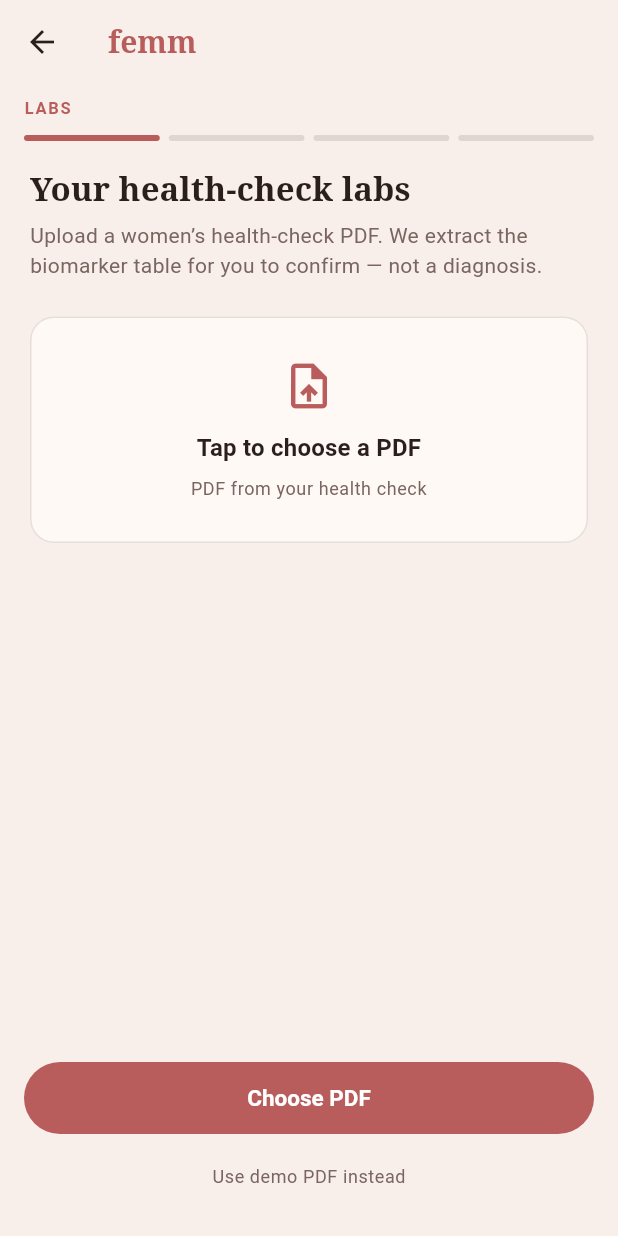
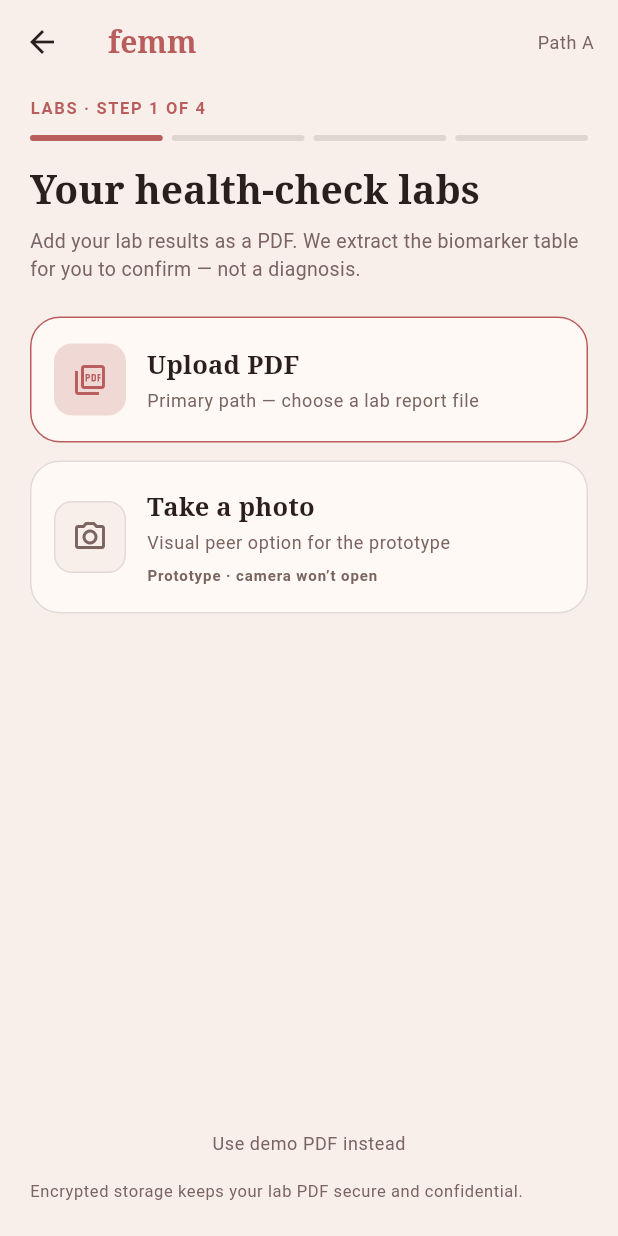
Before and after one commit to peterkwkwan/femm, a Flutter app: the LabUploadScreen screen opened directly, on a phone screen of 412 x 824 dp. Run offline on Flutter 3.47's test engine with Material 3 defaults, Android fonts, the phone set to English and light mode, and no system bars; our stand-ins replace google_sign_in, supabase_flutter; accounts and stored records are empty.

Commit message:
ui(mobile): stacked Labs cards + encrypted storage copy
Path A Labs upload uses two large Petal Soft action cards (Upload PDF
real, Take a photo prototype snackbar). Footer copy: encrypted storage
keeps your lab PDF secure and confidential. PDF extract flow unchanged.

Co-authored-by: peterkwkwan <peterkwkwan@gmail.com>

```diff
--- a/apps/mobile/lib/screens/lab_upload_screen.dart
+++ b/apps/mobile/lib/screens/lab_upload_screen.dart
@@ -6,11 +6,15 @@ import '../services/lab_service.dart';
 import '../theme/petal_soft.dart';
 import 'lab_confirm_screen.dart';
 
-/// Phase 2: pick or load the synthetic demo PDF, upload, run extract.
+/// Path A Labs step — stacked Upload PDF / Take a photo action cards.
 class LabUploadScreen extends StatefulWidget {
   const LabUploadScreen({super.key, this.labService});
 
   final LabService? labService;
+
+  /// Footer helper under the Labs chooser.
+  static const String storageHelperCopy =
+      'Encrypted storage keeps your lab PDF secure and confidential.';
 
   @override
   State<LabUploadScreen> createState() => _LabUploadScreenState();
@@ -61,7 +65,7 @@ class _LabUploadScreenState extends State<LabUploadScreen> {
     }
   }
 
-  Future<void> _pickPdf() async {
+  Future<void> _pickAndUploadPdf() async {
     if (_busy) return;
     final picked = await FilePicker.platform.pickFiles(
       type: FileType.custom,
@@ -78,20 +82,6 @@ class _LabUploadScreenState extends State<LabUploadScreen> {
       return;
     }
     final name = file.name.isEmpty ? 'lab-panel.pdf' : file.name;
-    setState(() {
-      _selectedName = name;
-      _selectedBytes = bytes;
-      _error = null;
-    });
-  }
-
-  Future<void> _uploadSelected() async {
-    final bytes = _selectedBytes;
-    final name = _selectedName;
-    if (bytes == null || name == null) {
-      await _pickPdf();
-      return;
-    }
     await _runUpload(bytes: bytes, filename: name);
   }
 
@@ -100,43 +90,53 @@ class _LabUploadScreenState extends State<LabUploadScreen> {
     final data = await rootBundle.load(
       'assets/labs/synthetic-hk-womens-panel.pdf',
     );
-    final bytes = data.buffer.asUint8List();
-    setState(() {
-      _selectedName = 'synthetic-hk-womens-panel.pdf';
-      _selectedBytes = bytes;
-      _error = null;
-    });
+    await _runUpload(
+      bytes: data.buffer.asUint8List(),
+      filename: 'synthetic-hk-womens-panel.pdf',
+    );
   }
 
-  void _clearSelection() {
+  void _onTakePhotoDummy() {
     if (_busy) return;
-    setState(() {
-      _selectedName = null;
-      _selectedBytes = null;
-      _error = null;
-    });
+    ScaffoldMessenger.of(context).showSnackBar(
+      const SnackBar(
+        content: Text('Camera isn’t wired in this prototype.'),
+        behavior: SnackBarBehavior.floating,
+      ),
+    );
   }
 
   @override
   Widget build(BuildContext context) {
     final theme = Theme.of(context);
     final hasSelection = _selectedName != null && _selectedBytes != null;
-    final sizeLabel = hasSelection
-        ? _formatBytes(_selectedBytes!.length)
-        : null;
 
     return Scaffold(
-      appBar: AppBar(title: const Text('femm')),
-      body: Column(
-        crossAxisAlignment: CrossAxisAlignment.stretch,
-        children: [
+      backgroundColor: PetalSoft.bg,
+      appBar: AppBar(
+        title: const Text('femm'),
+        actions: [
           Padding(
-            padding: const EdgeInsets.fromLTRB(16, 8, 16, 4),
+            padding: const EdgeInsets.only(right: 16),
+            child: Center(
+              child: Text(
+                'Path A',
+                style: theme.textTheme.bodySmall?.copyWith(
+                  color: PetalSoft.muted,
+                ),
+              ),
+            ),
+          ),
+        ],
+      ),
+      body: SafeArea(
+        child: Padding(
+          padding: const EdgeInsets.fromLTRB(20, 8, 20, 22),
           child: Column(
             crossAxisAlignment: CrossAxisAlignment.stretch,
             children: [
               Text(
-                  'LABS',
+                'LABS · STEP 1 OF 4',
                 style: theme.textTheme.labelLarge?.copyWith(
                   letterSpacing: 1.1,
                   fontWeight: FontWeight.w600,
@@ -147,125 +147,71 @@ class _LabUploadScreenState extends State<LabUploadScreen> {
               const SizedBox(height: 10),
               Row(
                 children: [
+                  for (var i = 1; i <= 4; i++) ...[
+                    if (i > 1) const SizedBox(width: 6),
                     Expanded(
                       child: Container(
                         height: 4,
                         decoration: BoxDecoration(
                           borderRadius: BorderRadius.circular(2),
-                          color: PetalSoft.accent,
-                        ),
-                      ),
-                    ),
-                    const SizedBox(width: 6),
-                    Expanded(
-                      child: Container(
-                        height: 4,
-                        decoration: BoxDecoration(
-                          borderRadius: BorderRadius.circular(2),
-                          color: PetalSoft.ink.withValues(alpha: 0.12),
-                        ),
-                      ),
-                    ),
-                    const SizedBox(width: 6),
-                    Expanded(
-                      child: Container(
-                        height: 4,
-                        decoration: BoxDecoration(
-                          borderRadius: BorderRadius.circular(2),
-                          color: PetalSoft.ink.withValues(alpha: 0.12),
-                        ),
-                      ),
-                    ),
-                    const SizedBox(width: 6),
-                    Expanded(
-                      child: Container(
-                        height: 4,
-                        decoration: BoxDecoration(
-                          borderRadius: BorderRadius.circular(2),
-                          color: PetalSoft.ink.withValues(alpha: 0.12),
+                          color: i == 1
+                              ? PetalSoft.accent
+                              : PetalSoft.ink.withValues(alpha: 0.12),
                         ),
                       ),
                     ),
                   ],
-                ),
                 ],
               ),
-          ),
-          Expanded(
-            child: ListView(
-              padding: const EdgeInsets.fromLTRB(20, 16, 20, 24),
-              children: [
+              const SizedBox(height: 18),
               Text(
                 'Your health-check labs',
-                  style: theme.textTheme.headlineSmall,
+                style: theme.textTheme.headlineSmall?.copyWith(
+                  fontFamily: PetalSoft.displayFontFamily,
+                  fontSize: 26,
+                  height: 1.2,
+                ),
               ),
               const SizedBox(height: 8),
               Text(
-                  'Upload a women’s health-check PDF. We extract the biomarker '
-                  'table for you to confirm — not a diagnosis.',
+                'Add your lab results as a PDF. We extract the biomarker table '
+                'for you to confirm — not a diagnosis.',
                 style: theme.textTheme.bodyMedium?.copyWith(
                   color: PetalSoft.muted,
+                  fontSize: 13,
+                  height: 1.45,
                 ),
               ),
-                const SizedBox(height: 24),
-                Material(
-                  color: PetalSoft.surface,
-                  shape: RoundedRectangleBorder(
-                    borderRadius: BorderRadius.circular(16),
-                    side: BorderSide(
-                      color: hasSelection
-                          ? PetalSoft.accent.withValues(alpha: 0.45)
-                          : PetalSoft.ink.withValues(alpha: 0.12),
-                    ),
-                  ),
-                  child: InkWell(
-                    borderRadius: BorderRadius.circular(16),
-                    onTap: _busy ? null : _pickPdf,
-                    child: Padding(
-                      padding: const EdgeInsets.symmetric(
-                        horizontal: 20,
-                        vertical: 28,
-                      ),
-                      child: Column(
-                        children: [
-                          Icon(
-                            hasSelection
-                                ? Icons.picture_as_pdf_outlined
-                                : Icons.upload_file_outlined,
-                            size: 36,
+              const SizedBox(height: 22),
+              _ActionCard(
+                emphasized: true,
+                icon: Icons.picture_as_pdf_outlined,
+                title: hasSelection ? _selectedName! : 'Upload PDF',
+                subtitle: hasSelection
+                    ? (_busy
+                        ? 'Uploading & extracting…'
+                        : 'Selected — extracting biomarkers')
+                    : 'Primary path — choose a lab report file',
+                onTap: _busy ? null : _pickAndUploadPdf,
+                trailing: _busy && hasSelection
+                    ? const SizedBox(
+                        width: 22,
+                        height: 22,
+                        child: CircularProgressIndicator(
+                          strokeWidth: 2,
                           color: PetalSoft.accent,
                         ),
+                      )
+                    : null,
+              ),
               const SizedBox(height: 12),
-                          Text(
-                            hasSelection
-                                ? _selectedName!
-                                : 'Tap to choose a PDF',
-                            textAlign: TextAlign.center,
-                            style: theme.textTheme.titleMedium?.copyWith(
-                              fontWeight: FontWeight.w600,
-                            ),
-                          ),
-                          const SizedBox(height: 6),
-                          Text(
-                            hasSelection
-                                ? '$sizeLabel · ready to extract'
-                                : 'PDF from your health check',
-                            textAlign: TextAlign.center,
-                            style: theme.textTheme.bodySmall?.copyWith(
-                              color: PetalSoft.muted,
-                            ),
-                          ),
-                          if (hasSelection && !_busy) ...[
-                            const SizedBox(height: 12),
-                            TextButton(
-                              onPressed: _clearSelection,
-                              child: const Text('Choose a different file'),
-                            ),
-                          ],
-                        ],
-                      ),
-                    ),
-                  ),
+              _ActionCard(
+                emphasized: false,
+                icon: Icons.photo_camera_outlined,
+                title: 'Take a photo',
+                subtitle: 'Visual peer option for the prototype',
+                badge: 'Prototype · camera won’t open',
+                onTap: _busy ? null : _onTakePhotoDummy,
               ),
               if (_error != null) ...[
                 const SizedBox(height: 16),
@@ -274,33 +220,7 @@ class _LabUploadScreenState extends State<LabUploadScreen> {
                   style: TextStyle(color: theme.colorScheme.error),
                 ),
               ],
-              ],
-            ),
-          ),
-          SafeArea(
-            child: Padding(
-              padding: const EdgeInsets.fromLTRB(16, 0, 16, 16),
-              child: Column(
-                crossAxisAlignment: CrossAxisAlignment.stretch,
-                children: [
-                  FilledButton(
-                    onPressed: _busy
-                        ? null
-                        : (hasSelection ? _uploadSelected : _pickPdf),
-                    child: _busy
-                        ? const SizedBox(
-                            height: 20,
-                            width: 20,
-                            child: CircularProgressIndicator(
-                              strokeWidth: 2,
-                              color: Colors.white,
-                            ),
-                          )
-                        : Text(
-                            hasSelection ? 'Upload & extract' : 'Choose PDF',
-                          ),
-                  ),
-                  const SizedBox(height: 4),
+              const Spacer(),
               TextButton(
                 onPressed: _busy ? null : _useDemoPdf,
                 child: Text(
@@ -310,20 +230,119 @@ class _LabUploadScreenState extends State<LabUploadScreen> {
                   ),
                 ),
               ),
+              Text(
+                LabUploadScreen.storageHelperCopy,
+                style: theme.textTheme.bodySmall?.copyWith(
+                  color: PetalSoft.muted,
+                  fontSize: 11,
+                  height: 1.45,
+                ),
+              ),
             ],
           ),
         ),
       ),
+    );
+  }
+}
+
+class _ActionCard extends StatelessWidget {
+  const _ActionCard({
+    required this.emphasized,
+    required this.icon,
+    required this.title,
+    required this.subtitle,
+    required this.onTap,
+    this.badge,
+    this.trailing,
+  });
+
+  final bool emphasized;
+  final IconData icon;
+  final String title;
+  final String subtitle;
+  final String? badge;
+  final VoidCallback? onTap;
+  final Widget? trailing;
+
+  @override
+  Widget build(BuildContext context) {
+    final theme = Theme.of(context);
+    return Material(
+      color: PetalSoft.surface,
+      shape: RoundedRectangleBorder(
+        borderRadius: BorderRadius.circular(20),
+        side: BorderSide(
+          color: emphasized
+              ? PetalSoft.accent
+              : PetalSoft.ink.withValues(alpha: 0.14),
+        ),
+      ),
+      child: InkWell(
+        borderRadius: BorderRadius.circular(20),
+        onTap: onTap,
+        child: Padding(
+          padding: const EdgeInsets.symmetric(horizontal: 16, vertical: 18),
+          child: Row(
+            children: [
+              Container(
+                width: 48,
+                height: 48,
+                decoration: BoxDecoration(
+                  color: emphasized ? PetalSoft.accentSoft : PetalSoft.bg,
+                  borderRadius: BorderRadius.circular(12),
+                  border: emphasized
+                      ? null
+                      : Border.all(
+                          color: PetalSoft.ink.withValues(alpha: 0.10),
+                        ),
+                ),
+                child: Icon(
+                  icon,
+                  color: emphasized ? PetalSoft.accent : PetalSoft.muted,
+                ),
+              ),
+              const SizedBox(width: 14),
+              Expanded(
+                child: Column(
+                  crossAxisAlignment: CrossAxisAlignment.start,
+                  children: [
+                    Text(
+                      title,
+                      style: theme.textTheme.titleMedium?.copyWith(
+                        fontFamily: PetalSoft.displayFontFamily,
+                        fontSize: 17,
+                        fontWeight: FontWeight.w600,
+                      ),
+                    ),
+                    const SizedBox(height: 2),
+                    Text(
+                      subtitle,
+                      style: theme.textTheme.bodySmall?.copyWith(
+                        color: PetalSoft.muted,
+                        fontSize: 12,
+                      ),
+                    ),
+                    if (badge != null) ...[
+                      const SizedBox(height: 6),
+                      Text(
+                        badge!,
+                        style: theme.textTheme.labelSmall?.copyWith(
+                          color: PetalSoft.muted,
+                          letterSpacing: 0.6,
+                          fontWeight: FontWeight.w600,
+                          fontSize: 10,
+                        ),
+                      ),
                     ],
+                  ],
+                ),
+              ),
+              if (trailing != null) trailing!,
+            ],
+          ),
+        ),
       ),
     );
   }
-
-  static String _formatBytes(int bytes) {
-    if (bytes < 1024) return '$bytes B';
-    final kb = bytes / 1024;
-    if (kb < 1024) return '${kb.toStringAsFixed(kb < 10 ? 1 : 0)} KB';
-    final mb = kb / 1024;
-    return '${mb.toStringAsFixed(1)} MB';
 }
-}
```
Also changed, not shown: 1 other file. Lines whose indentation alone changed are shown as unchanged.
